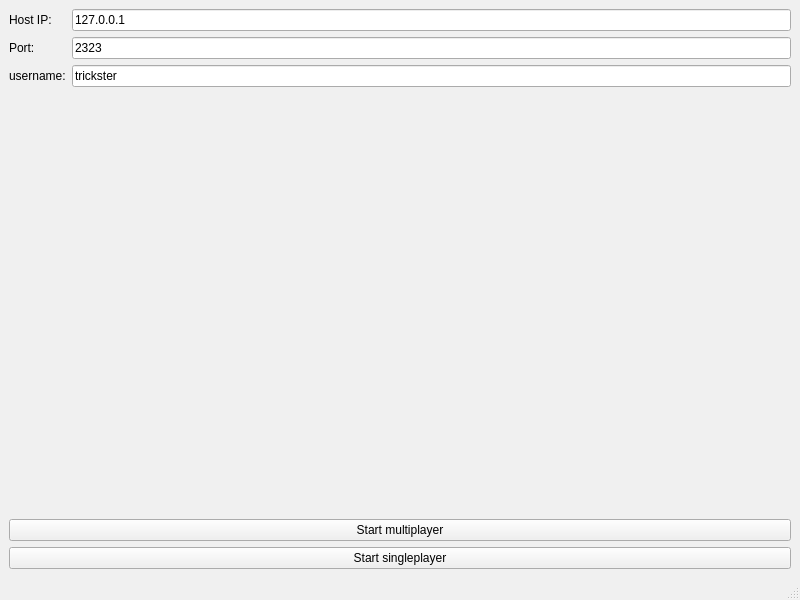
Old version of the form src/mainmenu.ui in the repository FibeSV/Tetris.
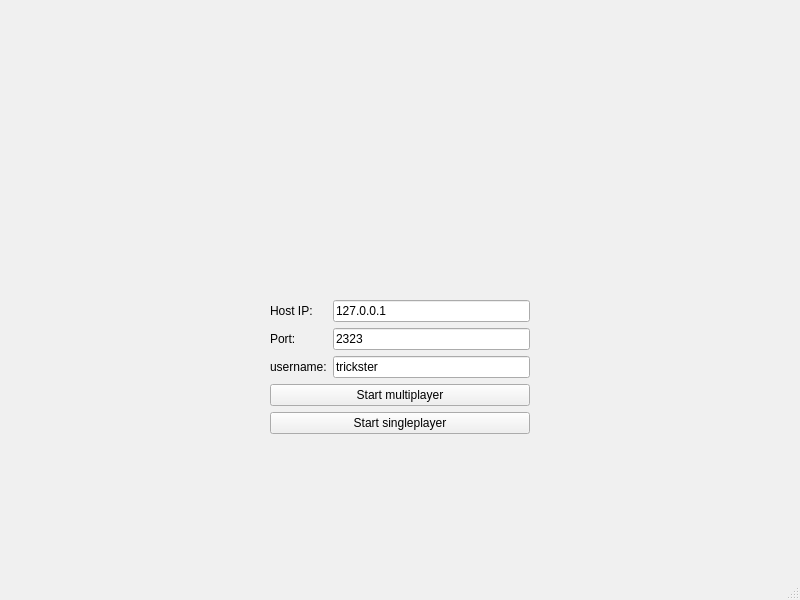
New version of the form. Icons and pictures are not drawn.

The edit to the form file:
```diff
--- a/src/mainmenu.ui
+++ b/src/mainmenu.ui
@@ -78,11 +78,64 @@
    <string>MainWindow</string>
   </property>
   <widget class="QWidget" name="centralwidget">
-   <layout class="QVBoxLayout" name="verticalLayout">
-    <item>
+   <layout class="QGridLayout" name="gridLayout">
+    <item row="3" column="0">
+     <spacer name="horizontalSpacer">
+      <property name="orientation">
+       <enum>Qt::Horizontal</enum>
+      </property>
+      <property name="sizeHint" stdset="0">
+       <size>
+        <width>40</width>
+        <height>20</height>
+       </size>
+      </property>
+     </spacer>
+    </item>
+    <item row="3" column="1">
      <layout class="QFormLayout" name="formLayout">
+      <property name="sizeConstraint">
+       <enum>QLayout::SetMinimumSize</enum>
+      </property>
       <item row="0" column="0">
        <widget class="QLabel" name="label_3">
+        <property name="palette">
+         <palette>
+          <active>
+           <colorrole role="WindowText">
+            <brush brushstyle="SolidPattern">
+             <color alpha="255">
+              <red>255</red>
+              <green>255</green>
+              <blue>255</blue>
+             </color>
+            </brush>
+           </colorrole>
+          </active>
+          <inactive>
+           <colorrole role="WindowText">
+            <brush brushstyle="SolidPattern">
+             <color alpha="255">
+              <red>0</red>
+              <green>0</green>
+              <blue>0</blue>
+             </color>
+            </brush>
+           </colorrole>
+          </inactive>
+          <disabled>
+           <colorrole role="WindowText">
+            <brush brushstyle="SolidPattern">
+             <color alpha="255">
+              <red>120</red>
+              <green>120</green>
+              <blue>120</blue>
+             </color>
+            </brush>
+           </colorrole>
+          </disabled>
+         </palette>
+        </property>
         <property name="text">
          <string>Host IP:</string>
         </property>
@@ -97,6 +150,43 @@
       </item>
       <item row="1" column="0">
        <widget class="QLabel" name="label_2">
+        <property name="palette">
+         <palette>
+          <active>
+           <colorrole role="WindowText">
+            <brush brushstyle="SolidPattern">
+             <color alpha="255">
+              <red>255</red>
+              <green>255</green>
+              <blue>255</blue>
+             </color>
+            </brush>
+           </colorrole>
+          </active>
+          <inactive>
+           <colorrole role="WindowText">
+            <brush brushstyle="SolidPattern">
+             <color alpha="255">
+              <red>0</red>
+              <green>0</green>
+              <blue>0</blue>
+             </color>
+            </brush>
+           </colorrole>
+          </inactive>
+          <disabled>
+           <colorrole role="WindowText">
+            <brush brushstyle="SolidPattern">
+             <color alpha="255">
+              <red>120</red>
+              <green>120</green>
+              <blue>120</blue>
+             </color>
+            </brush>
+           </colorrole>
+          </disabled>
+         </palette>
+        </property>
         <property name="text">
          <string>Port:</string>
         </property>
@@ -111,6 +201,43 @@
       </item>
       <item row="2" column="0">
        <widget class="QLabel" name="label">
+        <property name="palette">
+         <palette>
+          <active>
+           <colorrole role="WindowText">
+            <brush brushstyle="SolidPattern">
+             <color alpha="255">
+              <red>255</red>
+              <green>255</green>
+              <blue>255</blue>
+             </color>
+            </brush>
+           </colorrole>
+          </active>
+          <inactive>
+           <colorrole role="WindowText">
+            <brush brushstyle="SolidPattern">
+             <color alpha="255">
+              <red>0</red>
+              <green>0</green>
+              <blue>0</blue>
+             </color>
+            </brush>
+           </colorrole>
+          </inactive>
+          <disabled>
+           <colorrole role="WindowText">
+            <brush brushstyle="SolidPattern">
+             <color alpha="255">
+              <red>120</red>
+              <green>120</green>
+              <blue>120</blue>
+             </color>
+            </brush>
+           </colorrole>
+          </disabled>
+         </palette>
+        </property>
         <property name="text">
          <string>username:</string>
         </property>
@@ -125,20 +252,85 @@
       </item>
      </layout>
     </item>
-    <item>
+    <item row="6" column="1">
+     <spacer name="verticalSpacer_2">
+      <property name="orientation">
+       <enum>Qt::Vertical</enum>
+      </property>
+      <property name="sizeHint" stdset="0">
+       <size>
+        <width>20</width>
+        <height>40</height>
+       </size>
+      </property>
+     </spacer>
+    </item>
+    <item row="3" column="2">
+     <spacer name="horizontalSpacer_2">
+      <property name="orientation">
+       <enum>Qt::Horizontal</enum>
+      </property>
+      <property name="sizeHint" stdset="0">
+       <size>
+        <width>40</width>
+        <height>20</height>
+       </size>
+      </property>
+     </spacer>
+    </item>
+    <item row="1" column="1">
+     <widget class="QLabel" name="label_4">
+      <property name="text">
+       <string/>
+      </property>
+      <property name="pixmap">
+       <pixmap resource="res.qrc">:/img/kindpng_4005368.png</pixmap>
+      </property>
+      <property name="alignment">
+       <set>Qt::AlignCenter</set>
+      </property>
+     </widget>
+    </item>
+    <item row="4" column="1">
      <widget class="QPushButton" name="startButton">
       <property name="text">
        <string>Start multiplayer</string>
       </property>
      </widget>
     </item>
-    <item>
+    <item row="5" column="1">
      <widget class="QPushButton" name="singleButton">
       <property name="text">
        <string>Start singleplayer</string>
       </property>
      </widget>
     </item>
+    <item row="2" column="1">
+     <spacer name="verticalSpacer">
+      <property name="orientation">
+       <enum>Qt::Vertical</enum>
+      </property>
+      <property name="sizeHint" stdset="0">
+       <size>
+        <width>20</width>
+        <height>40</height>
+       </size>
+      </property>
+     </spacer>
+    </item>
+    <item row="0" column="1">
+     <spacer name="verticalSpacer_3">
+      <property name="orientation">
+       <enum>Qt::Vertical</enum>
+      </property>
+      <property name="sizeHint" stdset="0">
+       <size>
+        <width>20</width>
+        <height>40</height>
+       </size>
+      </property>
+     </spacer>
+    </item>
    </layout>
   </widget>
   <widget class="QMenuBar" name="menubar">
```
Left out of the diff: 7 changed lines with no effect on the pictures.
